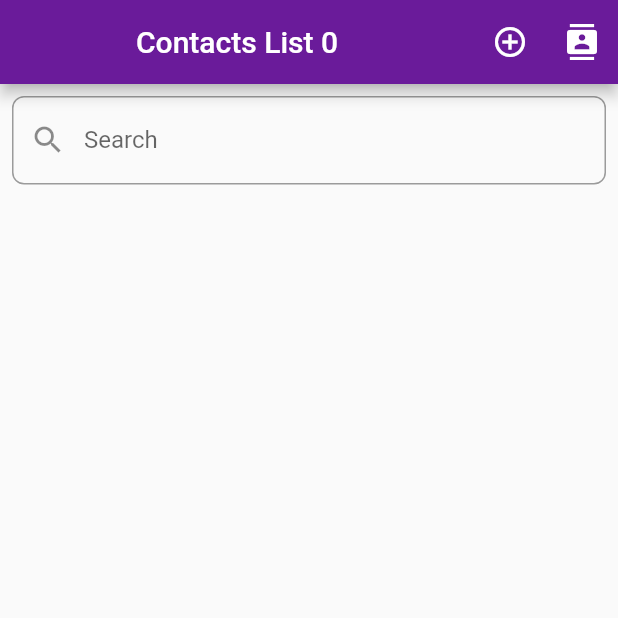
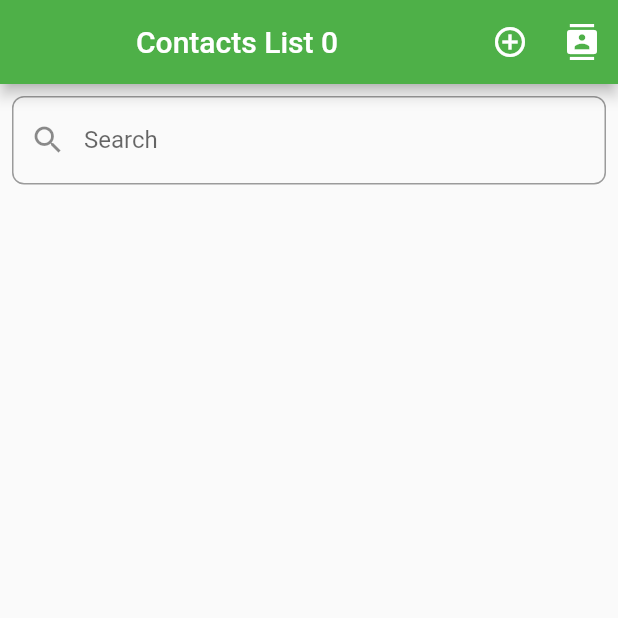
Before and after one commit to msohaib308/twoccontactsmanager, a Flutter app: the screen it shows after launch, on a phone screen of 412 x 824 dp, the top half of it. Run offline on Flutter 3.47's test engine with Material 2 defaults, Android fonts, the phone set to English and light mode, and no system bars; our stand-ins replace contacts_service, permission_handler.

```diff
--- /dev/null
+++ b/lib/Services/HexColor.dart
@@ -0,0 +1,13 @@
+import 'dart:ui';
+
+class HexColor extends Color {
+  static int _getColorFromHex(String hexColor) {
+    hexColor = hexColor.toUpperCase().replaceAll("#", "");
+    if (hexColor.length == 6) {
+      hexColor = "FF" + hexColor;
+    }
+    return int.parse(hexColor, radix: 16);
+  }
+
+  HexColor(final String hexColor) : super(_getColorFromHex(hexColor));
+}
--- a/lib/main.dart
+++ b/lib/main.dart
@@ -1,6 +1,7 @@
 import 'package:flutter/cupertino.dart';
 import 'package:flutter/material.dart';
 import 'Pages/HomePage.dart';
+import 'Services/HexColor.dart';
 
 void main() {
   runApp(MyApp());
@@ -19,9 +20,10 @@ class _MyAppState extends State<MyApp> {
       title: '2C Contacts',
       theme: ThemeData(
         brightness: Brightness.light,
-        primaryColor: Colors.purple[800],
-        accentColor: Colors.purple[800],
-        // accentColor: Colors.amber,
+        // primaryColor: Colors.purple[800],
+        primaryColor: HexColor('#4eb048'),
+        // accentColor: Colors.purple[800],
+        accentColor: HexColor('#1d3d71'),
       ),
       home: HomePage(),
     );
```
Also changed, not shown: lib/Pages/HomePage.dart (+78 -71 lines).
